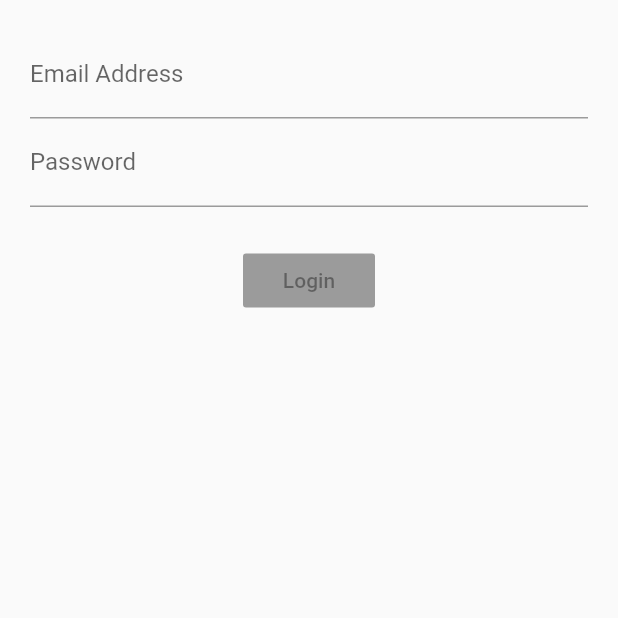
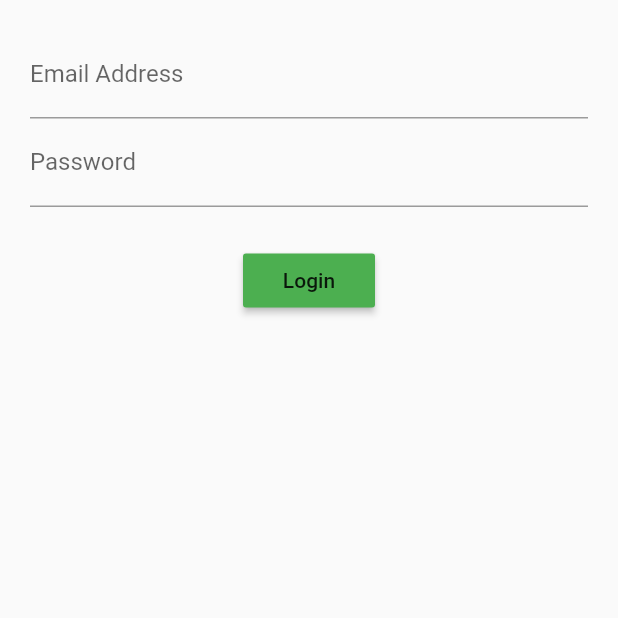
Before and after one commit to th0mps0nty/flutter_login_BLOC, a Flutter app: the screen it shows after launch, on a phone screen of 412 x 824 dp, the top half of it. Run offline on Flutter 3.47's test engine with Material 2 defaults, Android fonts, the phone set to English and light mode, and no system bars.

```diff
--- a/lib/src/blocs/bloc.dart
+++ b/lib/src/blocs/bloc.dart
@@ -1,16 +1,13 @@
 import 'dart:async';
 import 'validators.dart';
-import 'package:rxdart/rxdart.dart';
 
 class Bloc with Validators {
-  final _email = StreamController<String>.broadcast();
-  final _password = StreamController<String>.broadcast();
+  final _email = StreamController<String>();
+  final _password = StreamController<String>();
 
 // Add data to stream
   Stream<String> get email => _email.stream.transform(validateEmail);
   Stream<String> get password => _password.stream.transform(validatePassword);
-  Stream<bool> get submitValid =>
-      Rx.combineLatest2(email, password, (e, p) => true);
 
 // Change data
   Function(String) get changeEmail => _email.sink.add;
--- a/lib/src/screens/login_screen.dart
+++ b/lib/src/screens/login_screen.dart
@@ -13,7 +13,7 @@ class LoginScreen extends StatelessWidget {
           emailField(bloc),
           passwordField(bloc),
           Container(margin: EdgeInsets.only(top: 25.0)),
-          submitButton(bloc),
+          submitButton(),
         ],
       ),
     );
@@ -52,20 +52,11 @@ class LoginScreen extends StatelessWidget {
     );
   }
 
-  Widget submitButton(Bloc bloc) {
-    return StreamBuilder(
-      stream: bloc.submitValid,
-      builder: (context, snapshot) {
-        return RaisedButton(
-          onPressed: snapshot.hasData
-              ? () {
-                  print('Hi There!');
-                }
-              : null,
-          child: Text('Login'),
-          color: Colors.green,
-        );
-      },
+  Widget submitButton() {
+    return RaisedButton(
+      onPressed: () {},
+      child: Text('Login'),
+      color: Colors.green,
     );
   }
 }
--- a/pubspec.yaml
+++ b/pubspec.yaml
@@ -28,7 +28,6 @@ dependencies:
   # The following adds the Cupertino Icons font to your application.
   # Use with the CupertinoIcons class for iOS style icons.
   cupertino_icons: ^1.0.0
-  rxdart: ^0.24.1
 
 dev_dependencies:
   flutter_test:
```
Also changed, not shown: pubspec.lock.
